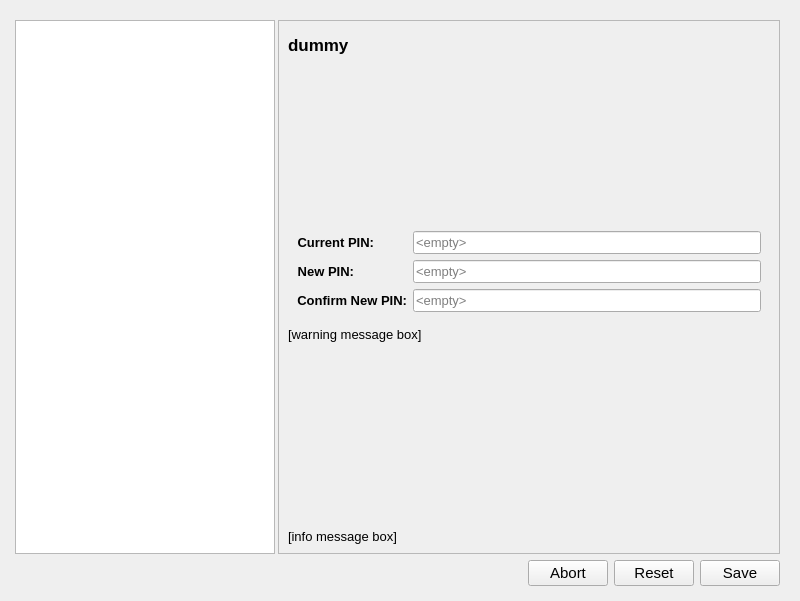
Qt form nitrokeyapp/ui/settings_tab.ui (Nitrokey/nitrokey-app2) before a commit.
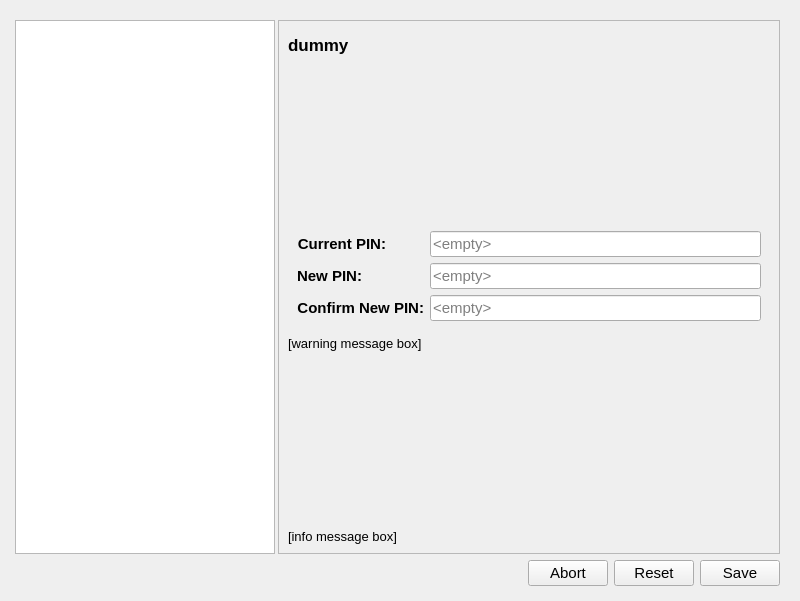
The same form after that commit. Icons and pictures are not drawn.

The edit to the form file:
```diff
--- a/nitrokeyapp/ui/settings_tab.ui
+++ b/nitrokeyapp/ui/settings_tab.ui
@@ -455,7 +455,7 @@
               <widget class="QLabel" name="current_password_label">
                <property name="font">
                 <font>
-                 <pointsize>10</pointsize>
+                 <pointsize>11</pointsize>
                  <bold>true</bold>
                 </font>
                </property>
@@ -477,7 +477,7 @@
                </property>
                <property name="font">
                 <font>
-                 <pointsize>10</pointsize>
+                 <pointsize>11</pointsize>
                 </font>
                </property>
                <property name="echoMode">
@@ -498,7 +498,7 @@
               <widget class="QLabel" name="new_password_label">
                <property name="font">
                 <font>
-                 <pointsize>10</pointsize>
+                 <pointsize>11</pointsize>
                  <bold>true</bold>
                 </font>
                </property>
@@ -514,7 +514,7 @@
               <widget class="QLabel" name="repeat_password_label">
                <property name="font">
                 <font>
-                 <pointsize>10</pointsize>
+                 <pointsize>11</pointsize>
                  <bold>true</bold>
                 </font>
                </property>
@@ -539,7 +539,7 @@
                </property>
                <property name="font">
                 <font>
-                 <pointsize>10</pointsize>
+                 <pointsize>11</pointsize>
                 </font>
                </property>
                <property name="echoMode">
@@ -566,7 +566,7 @@
                </property>
                <property name="font">
                 <font>
-                 <pointsize>10</pointsize>
+                 <pointsize>11</pointsize>
                 </font>
                </property>
                <property name="echoMode">
```
